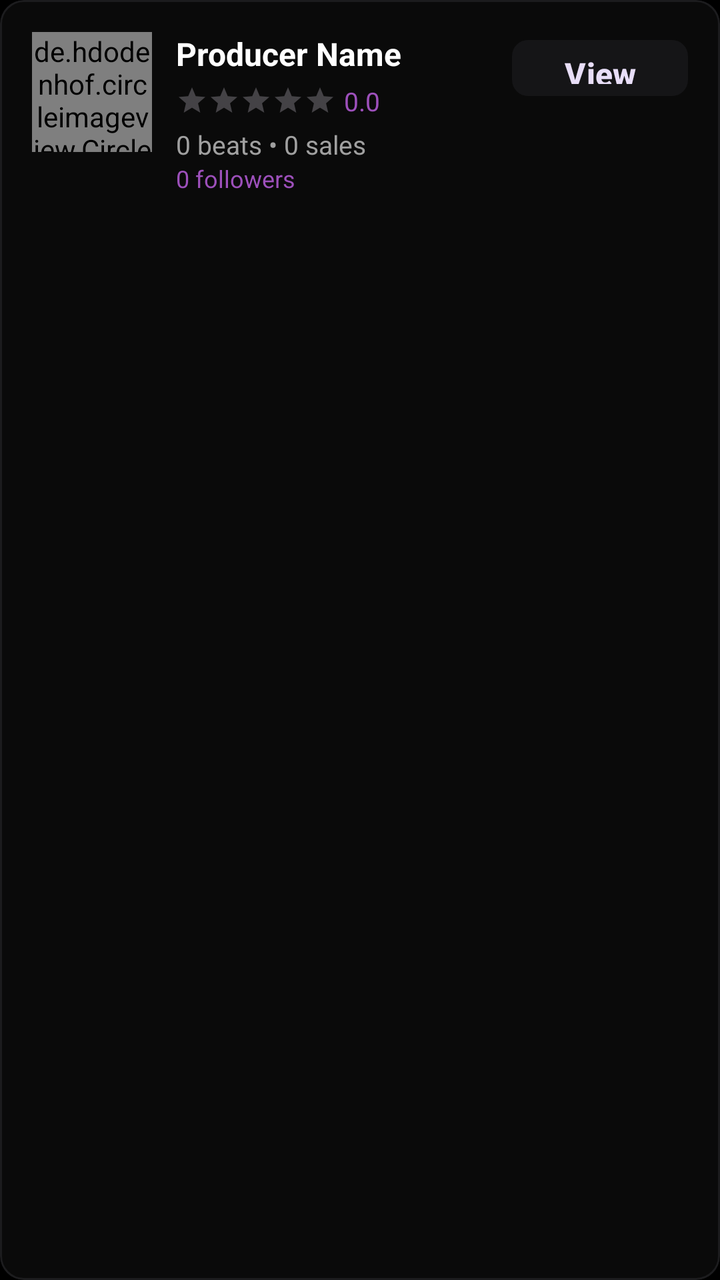
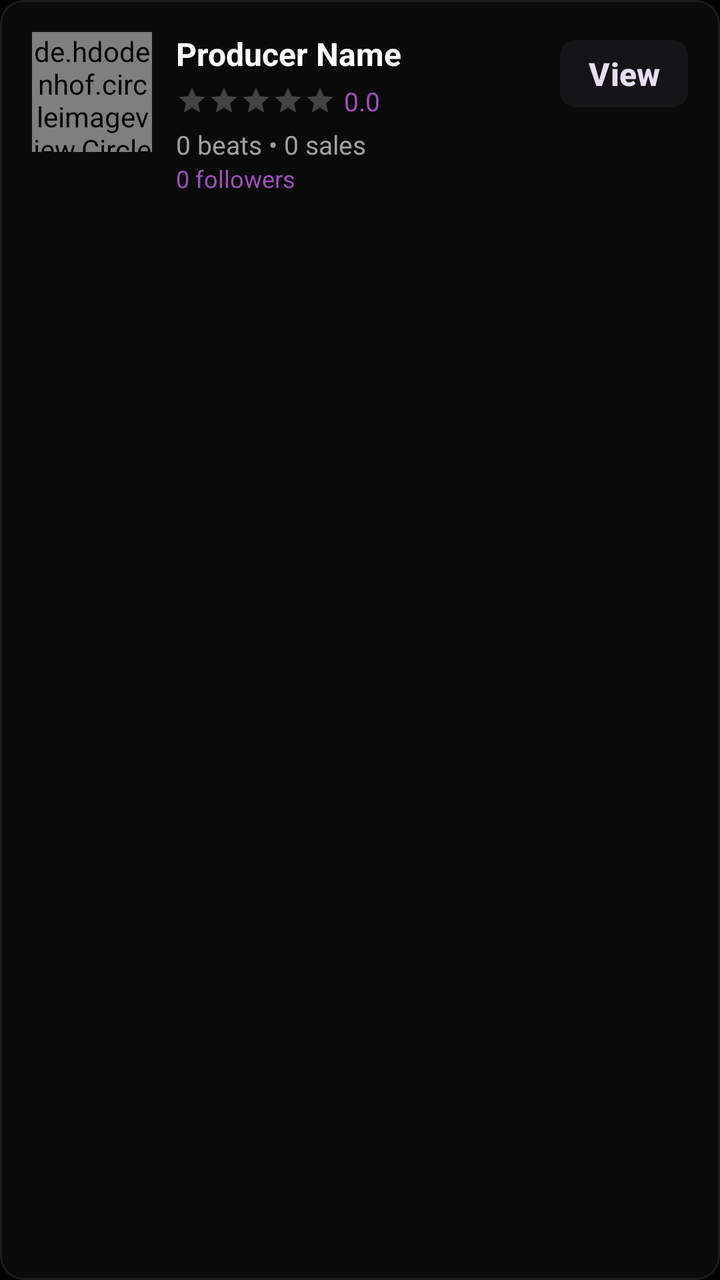

Screens rendered from an Android XML layout before and after an edit, with the pre-edit source and the edit as a unified diff.
<!-- AndroidManifest.xml: application theme Theme.BeatHouse.Splash -->
<!-- res/layout/item_producer.xml -->
<?xml version="1.0" encoding="utf-8"?>
<com.google.android.material.card.MaterialCardView
    xmlns:android="http://schemas.android.com/apk/res/android"
    xmlns:app="http://schemas.android.com/apk/res-auto"
    android:id="@+id/cardProducer"
    android:layout_width="match_parent"
    android:layout_height="wrap_content"
    android:layout_margin="8dp"
    app:cardElevation="2dp"
    app:cardCornerRadius="12dp">

    <LinearLayout
        android:layout_width="match_parent"
        android:layout_height="wrap_content"
        android:orientation="horizontal"
        android:padding="16dp">

        <de.hdodenhof.circleimageview.CircleImageView
            android:id="@+id/ivProducerAvatar"
            android:layout_width="60dp"
            android:layout_height="60dp"
            android:src="@drawable/ic_profile_placeholder"
            app:civ_border_width="0dp"
            app:civ_border_color="@color/primary" />

        <LinearLayout
            android:layout_width="0dp"
            android:layout_height="wrap_content"
            android:layout_marginStart="12dp"
            android:layout_weight="1"
            android:orientation="vertical">

            <LinearLayout
                android:layout_width="wrap_content"
                android:layout_height="wrap_content"
                android:orientation="horizontal"
                android:gravity="center_vertical">

                <TextView
                    android:id="@+id/tvProducerName"
                    android:layout_width="wrap_content"
                    android:layout_height="wrap_content"
                    android:text="Producer Name"
                    android:textSize="16sp"
                    android:textStyle="bold"
                    android:textColor="@color/on_surface" />

                <ImageView
                    android:id="@+id/ivVerified"
                    android:layout_width="16dp"
                    android:layout_height="16dp"
                    android:layout_marginStart="4dp"
                    android:src="@drawable/ic_verified"
                    android:visibility="gone" />
            </LinearLayout>

            
            <LinearLayout
                android:layout_width="wrap_content"
                android:layout_height="wrap_content"
                android:orientation="horizontal"
                android:gravity="center_vertical"
                android:layout_marginTop="4dp">

                <RatingBar
                    android:id="@+id/ratingBar"
                    android:layout_width="wrap_content"
                    android:layout_height="wrap_content"
                    android:rating="0"
                    android:isIndicator="true"
                    android:stepSize="0.5"
                    android:numStars="5"
                    style="@style/Widget.AppCompat.RatingBar.Small" />

                <TextView
                    android:id="@+id/tvRating"
                    android:layout_width="wrap_content"
                    android:layout_height="wrap_content"
                    android:layout_marginStart="4dp"
                    android:text="0.0"
                    android:textSize="13sp"
                    android:textColor="@color/primary" />
            </LinearLayout>

            <TextView
                android:id="@+id/tvProducerStats"
                android:layout_width="wrap_content"
                android:layout_height="wrap_content"
                android:layout_marginTop="4dp"
                android:text="0 beats • 0 sales"
                android:textColor="@color/on_surface_variant"
                android:textSize="13sp" />

            <TextView
                android:id="@+id/tvFollowers"
                android:layout_width="wrap_content"
                android:layout_height="wrap_content"
                android:text="0 followers"
                android:textColor="@color/primary"
                android:textSize="12sp" />

        </LinearLayout>

        <com.google.android.material.button.MaterialButton
            android:id="@+id/btnFollow"
            android:layout_width="wrap_content"
            android:layout_height="36dp"
            android:text="View"
            app:cornerRadius="8dp"
            style="@style/Widget.Material3.Button.TonalButton" />
    </LinearLayout>

</com.google.android.material.card.MaterialCardView>
<!-- resources referenced by this layout -->
<resources>
  <color name="on_surface">#FFFFFF</color>
  <color name="on_surface_variant">#A0A0A0</color>
  <color name="primary">#9D50BB</color>
  <!-- drawable ic_profile_placeholder (drawable) -->
  <vector xmlns:android="http://schemas.android.com/apk/res/android"
      android:width="64dp"
      android:height="64dp"
      android:viewportWidth="24"
      android:viewportHeight="24">
      <path
          android:fillColor="#9E9E9E"
          android:pathData="M12,12c2.21,0 4,-1.79 4,-4s-1.79,-4 -4,-4 -4,1.79 -4,4 1.79,4 4,4zM12,14c-2.67,0 -8,1.34 -8,4v2h16v-2c0,-2.66 -5.33,-4 -8,-4z"/>
  </vector>
  <!-- drawable ic_verified (drawable) -->
  <vector xmlns:android="http://schemas.android.com/apk/res/android"
      android:width="20dp"
      android:height="20dp"
      android:viewportWidth="24"
      android:viewportHeight="24">
      <path
          android:fillColor="#1DA1F2"
          android:pathData="M12,1L3,5v6c0,5.55 3.84,10.74 9,12 5.16,-1.26 9,-6.45 9,-12L21,5l-9,-4zM10,17l-4,-4 1.41,-1.41L10,14.17l6.59,-6.59L18,9l-8,8z"/>
  </vector>
  <style name="Theme.BeatHouse.Splash" parent="Theme.BeatHouse">
          <item name="android:windowBackground">@color/background</item>
      </style>
  <color name="background">#000000</color>
  <color name="primary_container">#2E1045</color>
  <color name="on_primary">#FFFFFF</color>
  <color name="secondary">#8E8E93</color>
  <color name="secondary_container">#151517</color>
  <color name="on_secondary">#FFFFFF</color>
  <color name="error">#FF453A</color>
  <color name="error_container">#330000</color>
  <color name="surface">#000000</color>
  <color name="surface_variant">#000000</color>
  <color name="outline">#1C1C1E</color>
  <style name="Widget.BeatHouse.Button" parent="Widget.Material3.Button">
          <item name="android:textSize">16sp</item>
          <item name="android:textStyle">bold</item>
          <item name="cornerRadius">14dp</item>
          <item name="iconGravity">textStart</item>
          <item name="iconPadding">8dp</item>
          <item name="android:insetTop">4dp</item>
          <item name="android:insetBottom">4dp</item>
          <item name="backgroundTint">@color/primary</item>
          <item name="android:textColor">@color/on_primary</item>
      </style>
  <style name="Widget.BeatHouse.Card" parent="Widget.Material3.CardView.Elevated">
          <item name="cardCornerRadius">18dp</item>
          <item name="cardElevation">0dp</item>
          <item name="strokeColor">@color/outline</item>
          <item name="strokeWidth">1dp</item>
          <item name="cardBackgroundColor">@color/surface_container</item>
      </style>
  <style name="Widget.BeatHouse.BottomNavigation" parent="Widget.Material3.BottomNavigationView">
          <item name="itemIconTint">@color/bottom_nav_icon_tint</item>
          <item name="itemTextColor">@color/bottom_nav_text_tint</item>
          <item name="itemBackground">@color/surface</item>
          <item name="android:background">@color/surface</item>
          <item name="elevation">0dp</item>
          <item name="itemPaddingTop">12dp</item>
          <item name="itemPaddingBottom">12dp</item>
      </style>
  <style name="Widget.BeatHouse.AppBarLayout" parent="Widget.Material3.AppBarLayout">
          <item name="android:background">@color/surface</item>
          <item name="backgroundTint">@color/surface</item>
      </style>
  <style name="Widget.BeatHouse.Chip" parent="Widget.Material3.Chip.Filter">
          <item name="chipCornerRadius">12dp</item>
          <item name="chipStrokeColor">@color/outline</item>
          <item name="chipStrokeWidth">1dp</item>
          <item name="android:textColor">@color/on_surface_variant</item>
          <item name="chipBackgroundColor">@color/surface_container</item>
          <item name="checkedIconTint">@color/primary</item>
          <item name="android:textSize">14sp</item>
      </style>
  <color name="surface_container">#0A0A0A</color>
  <!-- unchanged entries left out for length: 2 -->
</resources>

<!-- the commit's change to res/layout/item_producer.xml (unified diff, before → after) -->
@@ -104,7 +104,10 @@
         <com.google.android.material.button.MaterialButton
             android:id="@+id/btnFollow"
             android:layout_width="wrap_content"
-            android:layout_height="36dp"
+            android:layout_height="wrap_content"
+            android:minHeight="36dp"
+            android:minWidth="64dp"
+            android:paddingHorizontal="12dp"
             android:text="View"
             app:cornerRadius="8dp"
             style="@style/Widget.Material3.Button.TonalButton" />
